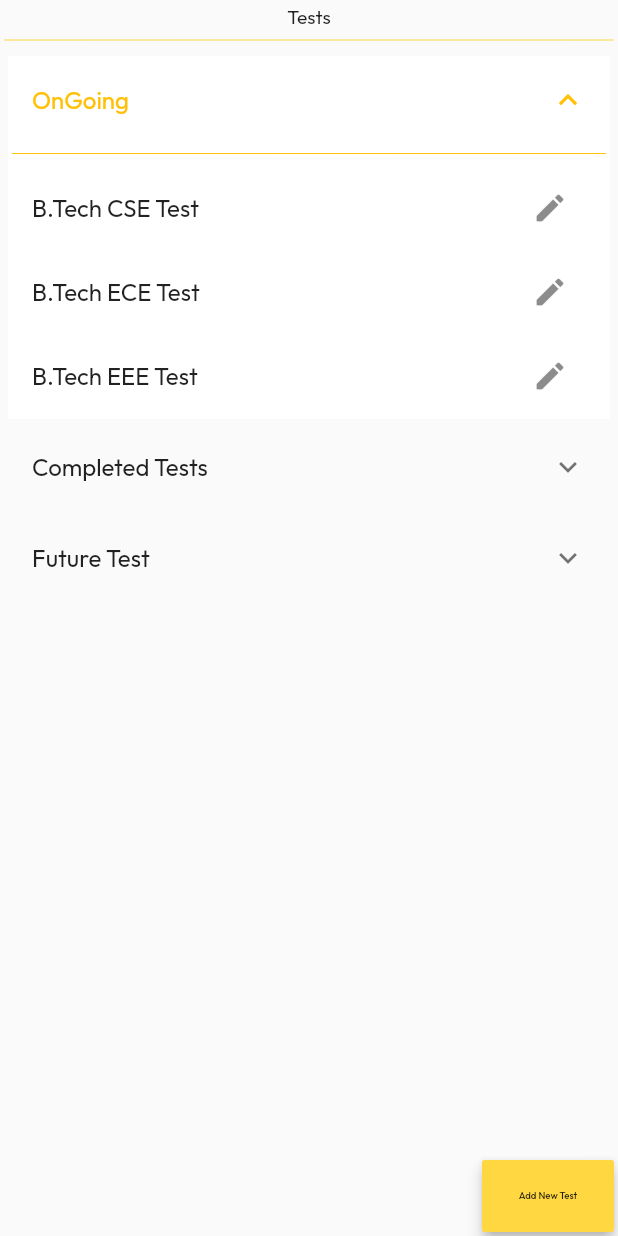
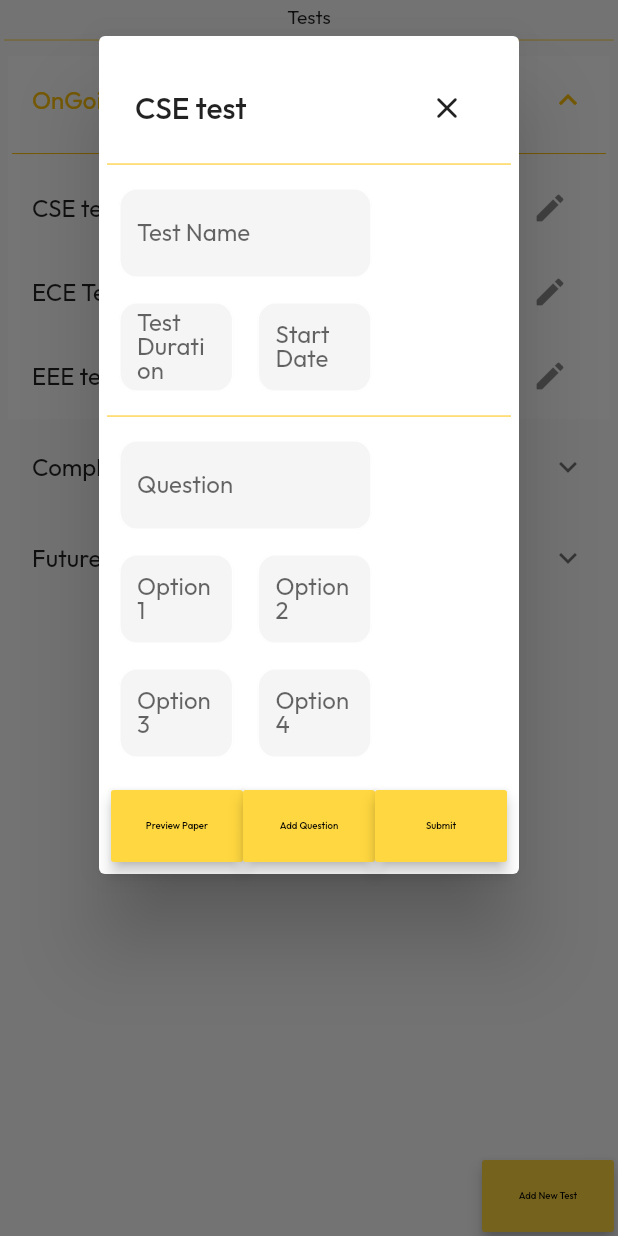
Before and after one commit to siddhardh-7/Q-Box_Admin, a Flutter app: the TestManagement screen opened directly, after a tap on "OnGoing", after a tap on the "mode edit" icon, on a phone screen of 412 x 824 dp. Run offline on Flutter 3.47's test engine with Material 2 defaults, Android fonts, the phone set to English and light mode, and no system bars; our stand-ins replace get, google_fonts.

Commit message:
after final UI of test Management

```diff
--- a/qbox_admin/lib/screens/test_mangement.dart
+++ b/qbox_admin/lib/screens/test_mangement.dart
@@ -1,4 +1,8 @@
 import 'package:flutter/material.dart';
+import 'package:qbox_admin/widgets/bottom_material_button.dart';
+import 'package:qbox_admin/widgets/pop_up_text_field.dart';
+import 'package:qbox_admin/widgets/submit_button.dart';
+import 'package:qbox_admin/widgets/test_tile.dart';
 
 class TestManagement extends StatefulWidget {
   const TestManagement({Key? key}) : super(key: key);
@@ -8,6 +12,7 @@ class TestManagement extends StatefulWidget {
 }
 
 class _TestManagementState extends State<TestManagement> {
+  bool download = false;
   @override
   Widget build(BuildContext context) {
     return Scaffold(
@@ -53,27 +58,9 @@ class _TestManagementState extends State<TestManagement> {
                               color: Colors.amber,
                             ),
                           ),
-                          ListTile(
-                            title: const Text('B.Tech CSE Test'),
-                            trailing: IconButton(
-                              onPressed: () {},
-                              icon: const Icon(Icons.mode_edit_rounded),
-                            ),
-                          ),
-                          ListTile(
-                            title: const Text('B.Tech ECE Test'),
-                            trailing: IconButton(
-                              onPressed: () {},
-                              icon: const Icon(Icons.mode_edit_rounded),
-                            ),
-                          ),
-                          ListTile(
-                            title: const Text('B.Tech EEE Test'),
-                            trailing: IconButton(
-                              onPressed: () {},
-                              icon: const Icon(Icons.mode_edit_rounded),
-                            ),
-                          ),
+                          TestTile(title: 'CSE test'),
+                          TestTile(title: 'ECE Test'),
+                          TestTile(title: 'EEE test'),
                           const SizedBox(),
                         ],
                       ),
@@ -94,26 +81,17 @@ class _TestManagementState extends State<TestManagement> {
                               color: Colors.amber,
                             ),
                           ),
-                          ListTile(
-                            title: const Text('HTML/CSS/Javascript'),
-                            trailing: IconButton(
-                              onPressed: () {},
-                              icon: const Icon(Icons.download_rounded),
-                            ),
+                          TestTile(
+                            title: 'HTML/CSS/Javascript',
+                            download: true,
                           ),
-                          ListTile(
-                            title: const Text('Angular'),
-                            trailing: IconButton(
-                              onPressed: () {},
-                              icon: const Icon(Icons.download_rounded),
-                            ),
+                          TestTile(
+                            title: 'Angular',
+                            download: true,
                           ),
-                          ListTile(
-                            title: const Text('Vue'),
-                            trailing: IconButton(
-                              onPressed: () {},
-                              icon: const Icon(Icons.download_rounded),
-                            ),
+                          TestTile(
+                            title: 'Vue',
+                            download: true,
                           ),
                           const SizedBox(),
                         ],
@@ -135,26 +113,10 @@ class _TestManagementState extends State<TestManagement> {
                               color: Colors.amber,
                             ),
                           ),
-                          ListTile(
-                            title: const Text('Node.js'),
-                            trailing: IconButton(
-                              onPressed: () {},
-                              icon: const Icon(Icons.mode_edit_rounded),
-                            ),
-                          ),
-                          ListTile(
-                            title: const Text('django'),
-                            trailing: IconButton(
-                              onPressed: () {},
-                              icon: const Icon(Icons.mode_edit_rounded),
-                            ),
-                          ),
-                          ListTile(
-                            title: const Text('Mysql'),
-                            trailing: IconButton(
-                              onPressed: () {},
-                              icon: const Icon(Icons.mode_edit_rounded),
-                            ),
+                          TestTile(title: 'Node.js'),
+                          TestTile(title: 'django'),
+                          TestTile(
+                            title: 'MySql',
                           ),
                         ],
                       ),
@@ -165,21 +127,72 @@ class _TestManagementState extends State<TestManagement> {
             ),
             Align(
               alignment: Alignment.bottomRight,
-              child: Material(
-                color: Colors.amberAccent,
-                elevation: 4,
-                type: MaterialType.button,
-                child: MaterialButton(
-                  onPressed: () {},
-                  padding:
-                      EdgeInsets.all(MediaQuery.of(context).size.width / 76.8),
-                  child: Text(
-                    'Add New Test',
-                    style: TextStyle(
-                      fontSize: MediaQuery.of(context).size.width / 64,
+              child: BottomMaterialButton(
+                text: 'Add New Test',
+                popUpChild: Wrap(
+                  children: const [
+                    Divider(
+                      color: Colors.amber,
                     ),
+                    PopUpTextField(
+                        hint: 'Monthly Test 1',
+                        label: 'Test Name',
+                        widthRatio: 2),
+                    PopUpTextField(
+                        hint: '60 min', label: 'Test Duration', widthRatio: 1),
+                    PopUpTextField(
+                        hint: 'DD-MM-YYYY-HH-mm',
+                        label: 'Start Date',
+                        widthRatio: 1),
+                    Divider(
+                      color: Colors.amber,
+                    ),
+                    PopUpTextField(
+                      hint: 'API means',
+                      label: 'Question',
+                      widthRatio: 2,
+                    ),
+                    PopUpTextField(
+                      hint: '',
+                      label: 'Option 1',
+                      widthRatio: 1,
+                    ),
+                    PopUpTextField(
+                      hint: '',
+                      label: 'Option 2',
+                      widthRatio: 1,
+                    ),
+                    PopUpTextField(
+                      hint: '',
+                      label: 'Option 3',
+                      widthRatio: 1,
+                    ),
+                    PopUpTextField(
+                      hint: '',
+                      label: 'Option 4',
+                      widthRatio: 1,
+                    ),
+                  ],
+                ),
+                popUpactions: [
+                  Row(
+                    mainAxisAlignment: MainAxisAlignment.spaceEvenly,
+                    children: [
+                      SubmitButton(
+                        text: 'Preview Paper',
+                        onPressed: () {},
+                      ),
+                      SubmitButton(
+                        text: 'Add Question',
+                        onPressed: () {},
+                      ),
+                      SubmitButton(
+                        text: 'Submit',
+                        onPressed: () {},
+                      ),
+                    ],
                   ),
-                ),
+                ],
               ),
             ),
           ],
--- /dev/null
+++ b/qbox_admin/lib/widgets/test_tile.dart
@@ -0,0 +1,118 @@
+import 'package:flutter/material.dart';
+import 'package:qbox_admin/widgets/pop_up_text_field.dart';
+import 'package:qbox_admin/widgets/submit_button.dart';
+
+class TestTile extends StatelessWidget {
+  const TestTile({Key? key, required this.title, this.download = false})
+      : super(key: key);
+  final String title;
+  final bool download;
+
+  @override
+  Widget build(BuildContext context) {
+    return ListTile(
+      title: Text(title),
+      trailing: IconButton(
+        onPressed: () {
+          download
+              ? null
+              : showDialog(
+                  context: context,
+                  builder: (BuildContext context) {
+                    return SingleChildScrollView(
+                      child: AlertDialog(
+                        title: Row(
+                          mainAxisAlignment: MainAxisAlignment.spaceBetween,
+                          children: [
+                            Text(title),
+                            IconButton(
+                                onPressed: () {
+                                  Navigator.of(context, rootNavigator: true)
+                                      .pop();
+                                },
+                                icon: const Icon(Icons.close_rounded))
+                          ],
+                        ),
+                        contentPadding: EdgeInsets.all(
+                            MediaQuery.of(context).size.width * (2 / 153.6)),
+                        content: SizedBox(
+                          width:
+                              MediaQuery.of(context).size.width * (700 / 1563),
+                          child: Wrap(
+                            children: [
+                              Divider(
+                                color: Colors.amber,
+                              ),
+                              PopUpTextField(
+                                  hint: title,
+                                  label: 'Test Name',
+                                  widthRatio: 2),
+                              PopUpTextField(
+                                  hint: '60 min',
+                                  label: 'Test Duration',
+                                  widthRatio: 1),
+                              PopUpTextField(
+                                  hint: 'DD-MM-YYYY-HH-mm',
+                                  label: 'Start Date',
+                                  widthRatio: 1),
+                              Divider(
+                                color: Colors.amber,
+                              ),
+                              PopUpTextField(
+                                hint: 'API means',
+                                label: 'Question',
+                                widthRatio: 2,
+                              ),
+                              PopUpTextField(
+                                hint: '',
+                                label: 'Option 1',
+                                widthRatio: 1,
+                              ),
+                              PopUpTextField(
+                                hint: '',
+                                label: 'Option 2',
+                                widthRatio: 1,
+                              ),
+                              PopUpTextField(
+                                hint: '',
+                                label: 'Option 3',
+                                widthRatio: 1,
+                              ),
+                              PopUpTextField(
+                                hint: '',
+                                label: 'Option 4',
+                                widthRatio: 1,
+                              ),
+                            ],
+                          ),
+                        ),
+                        actions: [
+                          Row(
+                            mainAxisAlignment: MainAxisAlignment.spaceEvenly,
+                            children: [
+                              SubmitButton(
+                                text: 'Preview Paper',
+                                onPressed: () {},
+                              ),
+                              SubmitButton(
+                                text: 'Add Question',
+                                onPressed: () {},
+                              ),
+                              SubmitButton(
+                                text: 'Submit',
+                                onPressed: () {},
+                              ),
+                            ],
+                          ),
+                        ],
+                      ),
+                    );
+                  });
+        },
+        icon: download
+            ? const Icon(Icons.download_rounded)
+            : const Icon(Icons.mode_edit_rounded),
+      ),
+    );
+  }
+}
```
